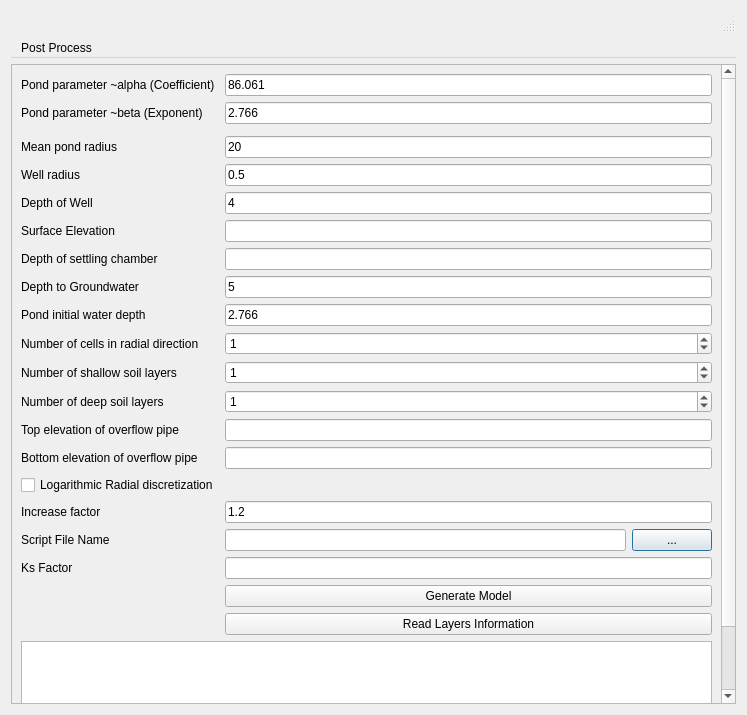
The window that DryWellDialog.ui (ArashMassoudieh/DryWellScriptGenerator) describes before a commit, drawn with Qt 5.
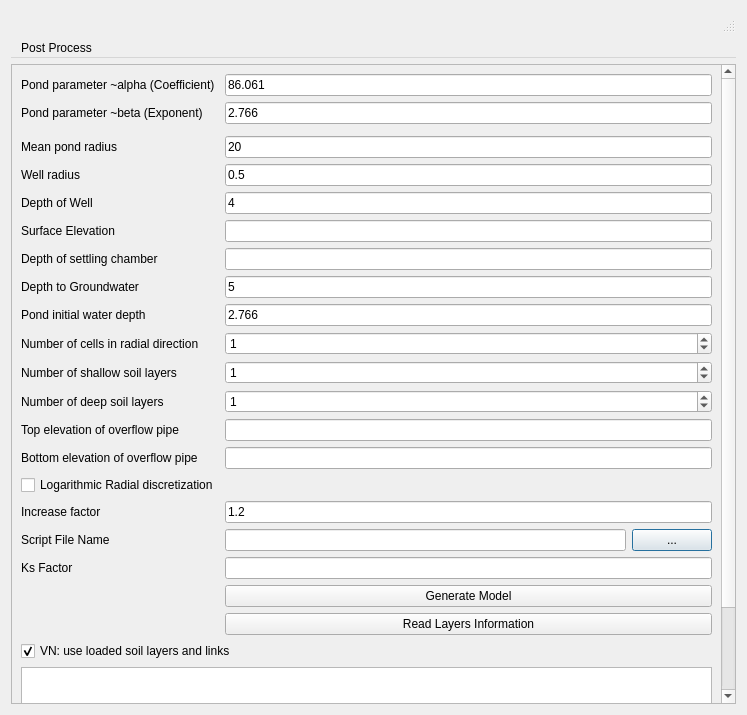
The same window after the commit.

```diff
--- a/DryWellDialog.ui
+++ b/DryWellDialog.ui
@@ -187,6 +187,16 @@
              </property>
             </widget>
            </item>
+           <item row="21" column="0" colspan="2">
+            <widget class="QCheckBox" name="checkUseVNSoilLayers">
+             <property name="text">
+              <string>VN: use loaded soil layers and links</string>
+             </property>
+             <property name="checked">
+              <bool>true</bool>
+             </property>
+            </widget>
+           </item>
            <item row="17" column="0">
             <widget class="QLabel" name="label_11">
              <property name="text">
```
